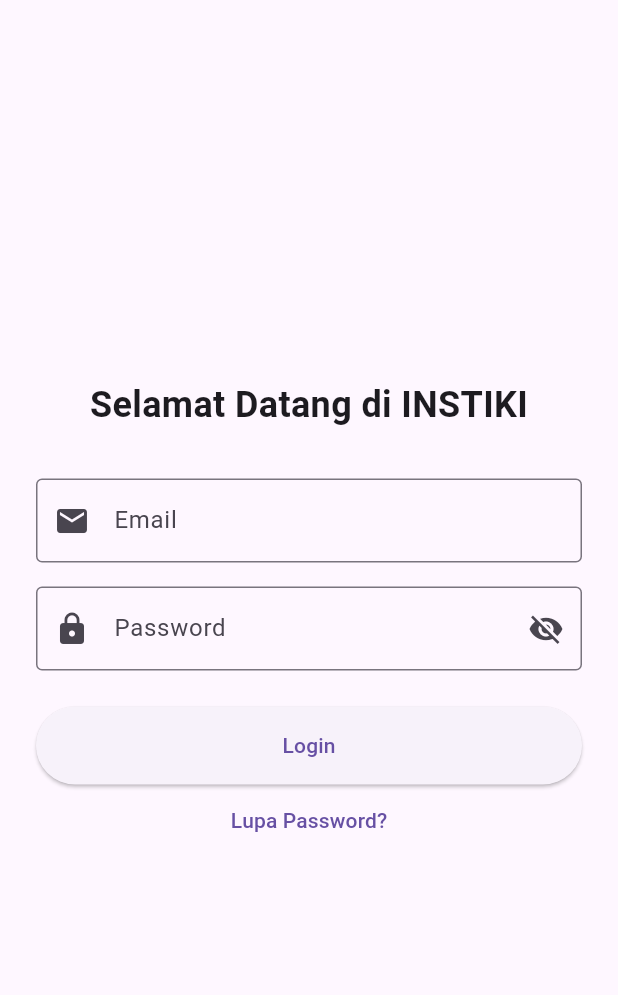
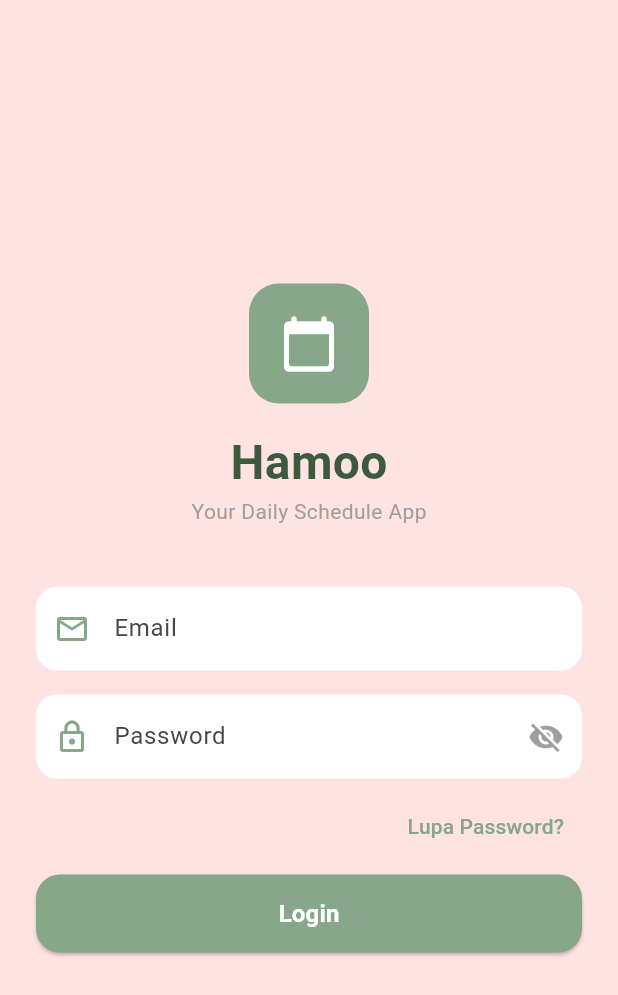
Before and after one commit to lyanirenggi/uts_mobile_Lyani240706, a Flutter app: the screen it shows after launch, on a phone screen of 412 x 824 dp. Shown: the top 995 px of the screen. Run offline on Flutter 3.47's test engine with Material 3 defaults, Android fonts, the phone set to English and light mode, and no system bars.

Commit message:
implement loginscreen with formvalidation

```diff
--- a/lib/screens/login_screen.dart
+++ b/lib/screens/login_screen.dart
@@ -1,5 +1,9 @@
+// lib/screens/login_screen.dart
 import 'package:flutter/material.dart';
+import '../utils/constants.dart';
 import '../utils/validators.dart';
+import '../models/user_model.dart';
+import '../widgets/custom_button.dart';
 
 class LoginScreen extends StatefulWidget {
   const LoginScreen({super.key});
@@ -9,92 +13,160 @@
 }
 
 class _LoginScreenState extends State<LoginScreen> {
-  // 1. GlobalKey untuk validasi Form
+  // GlobalKey untuk mengontrol Form (validasi, reset)
   final _formKey = GlobalKey<FormState>();
 
-  // 2. Controller untuk mengambil input teks
+  // Controller untuk mengambil teks dari TextField
   final _emailController = TextEditingController();
   final _passwordController = TextEditingController();
 
-  // 3. State Variables
+  // STATE yang wajib dikelola:
   bool _isLoading = false;
+  String? _errorMessage;
   bool _isPasswordVisible = false;
 
-  // 4. Fungsi Login (Logic)
-  void _handleLogin() async {
-    if (_formKey.currentState!.validate()) {
-      setState(() => _isLoading = true);
-
-      // Simulasi delay jaringan (Mocking proses login)
-      await Future.delayed(const Duration(seconds: 2));
-
-      setState(() => _isLoading = false);
-
-      // Navigasi ke Dashboard (Named Route)
-      // Mengirim email sebagai argumen untuk ditampilkan di Dashboard
-      if (mounted) {
-        Navigator.pushReplacementNamed(
-          context,
-          '/dashboard',
-          arguments: _emailController.text,
-        );
-      }
-    }
-  }
-
+  // Bersihkan controller saat widget dihancurkan (penting!)
   @override
   void dispose() {
-    // Penting: Hapus controller saat widget dibuang untuk mencegah memory leak
     _emailController.dispose();
     _passwordController.dispose();
     super.dispose();
   }
 
+  // Fungsi login
+  Future<void> _handleLogin() async {
+    // Sembunyikan keyboard
+    FocusScope.of(context).unfocus();
+
+    // Validasi semua field di Form
+    if (!_formKey.currentState!.validate()) return;
+
+    // Set isLoading = true → tombol jadi loading
+    setState(() {
+      _isLoading = true;
+      _errorMessage = null;
+    });
+
+    // Simulasi network delay (2 detik)
+    await Future.delayed(const Duration(seconds: 2));
+
+    // Cek credential
+    final email = _emailController.text.trim();
+    final password = _passwordController.text.trim();
+
+    if (email == kMockEmail && password == kMockPassword) {
+      // Login sukses → buat user model
+      final user = UserModel(name: kMockName, email: email);
+
+      if (!mounted) return;
+
+      // Navigasi ke Dashboard, kirim data user
+      Navigator.pushNamed(context, routeDashboard, arguments: user);
+    } else {
+      // Login gagal → tampilkan error
+      setState(() {
+        _isLoading = false;
+        _errorMessage = 'Email atau password salah!';
+      });
+
+      ScaffoldMessenger.of(context).showSnackBar(
+        SnackBar(
+          content: Text(_errorMessage!),
+          backgroundColor: Colors.redAccent,
+        ),
+      );
+    }
+
+    if (mounted) setState(() => _isLoading = false);
+  }
+
   @override
   Widget build(BuildContext context) {
     return Scaffold(
+      backgroundColor: kPink,
       body: SafeArea(
-        child: Padding(
-          padding: const EdgeInsets.all(24.0),
-          child: Form(
-            key: _formKey, // Hubungkan GlobalKey ke Form
+        child: Center(
+          child: SingleChildScrollView(
+            padding: const EdgeInsets.symmetric(horizontal: 24),
             child: Column(
               mainAxisAlignment: MainAxisAlignment.center,
-              crossAxisAlignment: CrossAxisAlignment.stretch,
               children: [
+                // Logo / Judul
+                const SizedBox(height: 40),
+                Container(
+                  width: 80,
+                  height: 80,
+                  decoration: BoxDecoration(
+                    color: kGreen,
+                    borderRadius: BorderRadius.circular(20),
+                  ),
+                  child: const Icon(
+                    Icons.calendar_today_rounded,
+                    color: Colors.white,
+                    size: 40,
+                  ),
+                ),
+                const SizedBox(height: 16),
                 const Text(
-                  "Selamat Datang di INSTIKI",
-                  style: TextStyle(fontSize: 24, fontWeight: FontWeight.bold),
-                  textAlign: TextAlign.center,
+                  'Hamoo',
+                  style: TextStyle(
+                    fontSize: 32,
+                    fontWeight: FontWeight.bold,
+                    color: Color(0xFF3D5A3E),
                   ),
-                const SizedBox(height: 32),
+                ),
+                const Text(
+                  'Your Daily Schedule App',
+                  style: TextStyle(fontSize: 14, color: Colors.grey),
+                ),
+                const SizedBox(height: 40),
 
+                // FORM
+                Form(
+                  key: _formKey, // hubungkan GlobalKey ke Form
+                  child: Column(
+                    children: [
                       // Field Email
                       TextFormField(
                         controller: _emailController,
-                  decoration: const InputDecoration(
-                    labelText: "Email",
-                    prefixIcon: Icon(Icons.email),
-                    border: OutlineInputBorder(),
+                        keyboardType: TextInputType.emailAddress,
+                        validator: Validators
+                            .validateEmail, // pakai validator dari utils
+                        decoration: InputDecoration(
+                          labelText: 'Email',
+                          prefixIcon: const Icon(
+                            Icons.email_outlined,
+                            color: Color(0xFF86A788),
                           ),
-                  validator:
-                      AppValidators.validateEmail, // Gunakan util validator
+                          filled: true,
+                          fillColor: Colors.white,
+                          border: OutlineInputBorder(
+                            borderRadius: BorderRadius.circular(14),
+                            borderSide: BorderSide.none,
+                          ),
+                        ),
                       ),
                       const SizedBox(height: 16),
 
                       // Field Password
                       TextFormField(
                         controller: _passwordController,
-                  obscureText: !_isPasswordVisible, // Kontrol visibilitas
+                        obscureText:
+                            !_isPasswordVisible, // sembunyikan teks password
+                        validator: Validators.validatePassword,
                         decoration: InputDecoration(
-                    labelText: "Password",
-                    prefixIcon: const Icon(Icons.lock),
-                    border: const OutlineInputBorder(),
+                          labelText: 'Password',
+                          prefixIcon: const Icon(
+                            Icons.lock_outline,
+                            color: Color(0xFF86A788),
+                          ),
+                          // Toggle show/hide password
                           suffixIcon: IconButton(
                             icon: Icon(
                               _isPasswordVisible
                                   ? Icons.visibility
                                   : Icons.visibility_off,
+                              color: Colors.grey,
                             ),
                             onPressed: () {
                               setState(
@@ -102,32 +174,40 @@
                               );
                             },
                           ),
+                          filled: true,
+                          fillColor: Colors.white,
+                          border: OutlineInputBorder(
+                            borderRadius: BorderRadius.circular(14),
+                            borderSide: BorderSide.none,
                           ),
-                  validator: AppValidators.validatePassword,
                         ),
-                const SizedBox(height: 24),
+                      ),
+                      const SizedBox(height: 8),
+
+                      // Link Lupa Password
+                      Align(
+                        alignment: Alignment.centerRight,
+                        child: TextButton(
+                          onPressed: () =>
+                              Navigator.pushNamed(context, routeForgotPassword),
+                          child: const Text(
+                            'Lupa Password?',
+                            style: TextStyle(color: Color(0xFF86A788)),
+                          ),
+                        ),
+                      ),
+                      const SizedBox(height: 8),
 
                       // Tombol Login
-                ElevatedButton(
-                  onPressed: _isLoading ? null : _handleLogin,
-                  style: ElevatedButton.styleFrom(
-                    padding: const EdgeInsets.symmetric(vertical: 16),
+                      CustomButton(
+                        label: 'Login',
+                        isLoading: _isLoading,
+                        onPressed: _handleLogin,
                       ),
-                  child: _isLoading
-                      ? const SizedBox(
-                          height: 20,
-                          width: 20,
-                          child: CircularProgressIndicator(strokeWidth: 2),
-                        )
-                      : const Text("Login"),
+                    ],
                   ),
-
-                // Navigasi ke Lupa Password
-                TextButton(
-                  onPressed: () =>
-                      Navigator.pushNamed(context, '/forgot-password'),
-                  child: const Text("Lupa Password?"),
                 ),
+                const SizedBox(height: 40),
               ],
             ),
           ),
```
Lines whose indentation alone changed are shown as unchanged.
